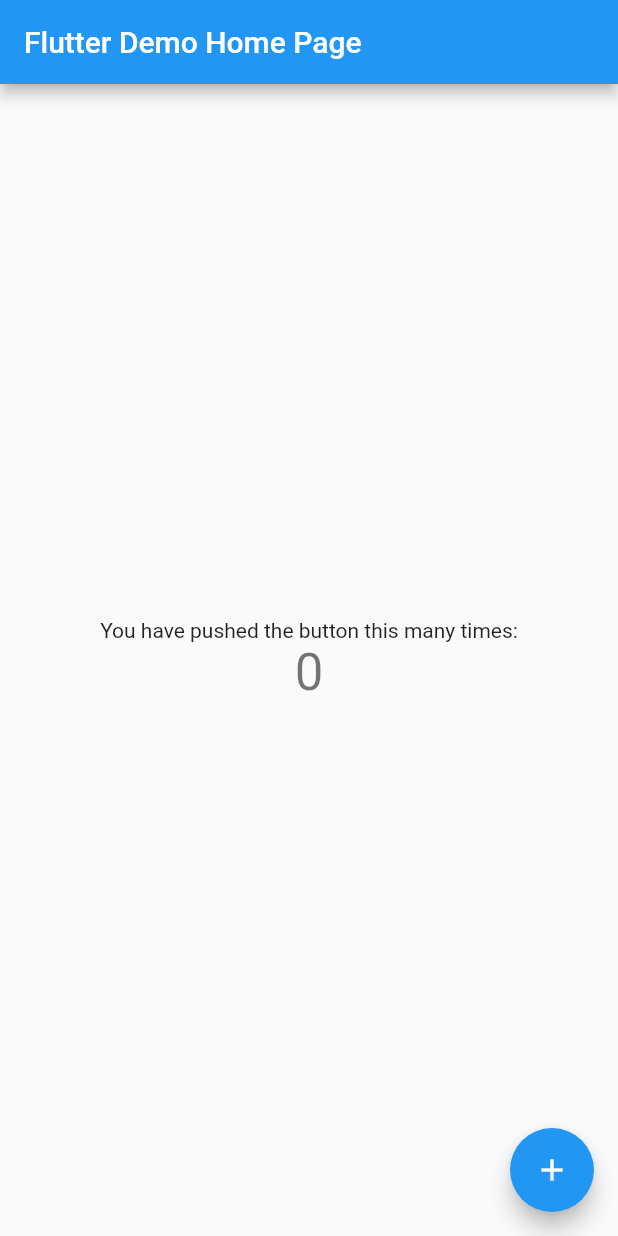
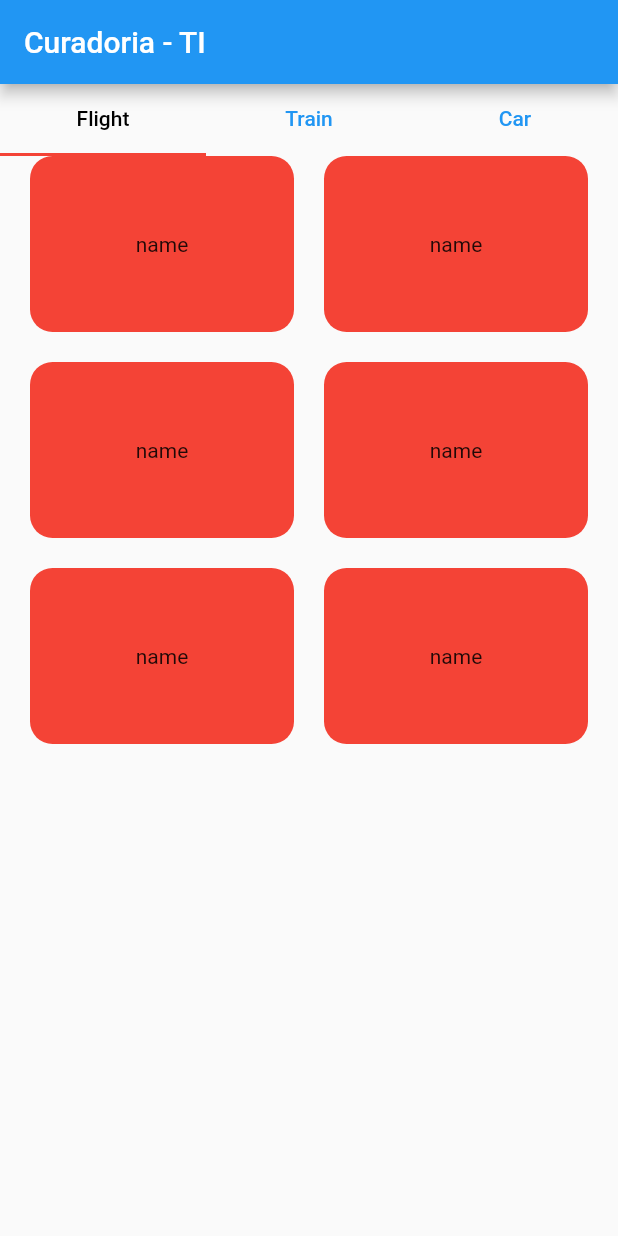
Before and after one commit to dimasmikael/sua_musica_desafio_games, a Flutter app: the screen it shows after launch, on a phone screen of 412 x 824 dp. Run offline on Flutter 3.47's test engine with Material 2 defaults, Android fonts, the phone set to English and light mode, and no system bars.

Commit message:
ciração das views

```diff
--- /dev/null
+++ b/lib/components/size-config/size-config.dart
@@ -0,0 +1,31 @@
+import 'package:flutter/material.dart';
+
+class SizeConfig {
+  static MediaQueryData? _mediaQueryData;
+  static double? screenWidth;
+  static double? screenHeight;
+  static double? blockSizeHorizontal;
+  static double? blockSizeVertical;
+
+  static double? _safeAreaHorizontal;
+  static double? _safeAreaVertical;
+  static double? safeBlockHorizontal;
+  static double? safeBlockVertical;
+
+  void init(BuildContext context) {
+    _mediaQueryData = MediaQuery.of(context);
+    screenWidth = _mediaQueryData!.size.width;
+    screenHeight = _mediaQueryData!.size.height;
+    blockSizeHorizontal = screenWidth! / 100;
+    blockSizeVertical = screenHeight! / 100;
+
+    _safeAreaHorizontal = _mediaQueryData!.padding.left +
+        _mediaQueryData!.padding.right;
+    _safeAreaVertical = _mediaQueryData!.padding.top +
+        _mediaQueryData!.padding.bottom;
+    safeBlockHorizontal = (screenWidth! -
+        _safeAreaHorizontal!) / 100;
+    safeBlockVertical = (screenHeight! -
+        _safeAreaVertical!) / 100;
+  }
+}
--- a/lib/main.dart
+++ b/lib/main.dart
@@ -1,4 +1,6 @@
 import 'package:flutter/material.dart';
+import 'package:sua_musica_desafio_games/views/home/home-view.dart';
+
 
 void main() {
   runApp(const MyApp());
@@ -7,109 +9,15 @@ void main() {
 class MyApp extends StatelessWidget {
   const MyApp({Key? key}) : super(key: key);
 
-  // This widget is the root of your application.
   @override
   Widget build(BuildContext context) {
     return MaterialApp(
       title: 'Flutter Demo',
       theme: ThemeData(
-        // This is the theme of your application.
-        //
-        // Try running your application with "flutter run". You'll see the
-        // application has a blue toolbar. Then, without quitting the app, try
-        // changing the primarySwatch below to Colors.green and then invoke
-        // "hot reload" (press "r" in the console where you ran "flutter run",
-        // or simply save your changes to "hot reload" in a Flutter IDE).
-        // Notice that the counter didn't reset back to zero; the application
-        // is not restarted.
+
         primarySwatch: Colors.blue,
       ),
-      home: const MyHomePage(title: 'Flutter Demo Home Page'),
+      home: const HomeView (),
     );
   }
 }
-
-class MyHomePage extends StatefulWidget {
-  const MyHomePage({Key? key, required this.title}) : super(key: key);
-
-  // This widget is the home page of your application. It is stateful, meaning
-  // that it has a State object (defined below) that contains fields that affect
-  // how it looks.
-
-  // This class is the configuration for the state. It holds the values (in this
-  // case the title) provided by the parent (in this case the App widget) and
-  // used by the build method of the State. Fields in a Widget subclass are
-  // always marked "final".
-
-  final String title;
-
-  @override
-  State<MyHomePage> createState() => _MyHomePageState();
-}
-
-class _MyHomePageState extends State<MyHomePage> {
-  int _counter = 0;
-
-  void _incrementCounter() {
-    setState(() {
-      // This call to setState tells the Flutter framework that something has
-      // changed in this State, which causes it to rerun the build method below
-      // so that the display can reflect the updated values. If we changed
-      // _counter without calling setState(), then the build method would not be
-      // called again, and so nothing would appear to happen.
-      _counter++;
-    });
-  }
-
-  @override
-  Widget build(BuildContext context) {
-    // This method is rerun every time setState is called, for instance as done
-    // by the _incrementCounter method above.
-    //
-    // The Flutter framework has been optimized to make rerunning build methods
-    // fast, so that you can just rebuild anything that needs updating rather
-    // than having to individually change instances of widgets.
-    return Scaffold(
-      appBar: AppBar(
-        // Here we take the value from the MyHomePage object that was created by
-        // the App.build method, and use it to set our appbar title.
-        title: Text(widget.title),
-      ),
-      body: Center(
-        // Center is a layout widget. It takes a single child and positions it
-        // in the middle of the parent.
-        child: Column(
-          // Column is also a layout widget. It takes a list of children and
-          // arranges them vertically. By default, it sizes itself to fit its
-          // children horizontally, and tries to be as tall as its parent.
-          //
-          // Invoke "debug painting" (press "p" in the console, choose the
-          // "Toggle Debug Paint" action from the Flutter Inspector in Android
-          // Studio, or the "Toggle Debug Paint" command in Visual Studio Code)
-          // to see the wireframe for each widget.
-          //
-          // Column has various properties to control how it sizes itself and
-          // how it positions its children. Here we use mainAxisAlignment to
-          // center the children vertically; the main axis here is the vertical
-          // axis because Columns are vertical (the cross axis would be
-          // horizontal).
-          mainAxisAlignment: MainAxisAlignment.center,
-          children: <Widget>[
-            const Text(
-              'You have pushed the button this many times:',
-            ),
-            Text(
-              '$_counter',
-              style: Theme.of(context).textTheme.headline4,
-            ),
-          ],
-        ),
-      ),
-      floatingActionButton: FloatingActionButton(
-        onPressed: _incrementCounter,
-        tooltip: 'Increment',
-        child: const Icon(Icons.add),
-      ), // This trailing comma makes auto-formatting nicer for build methods.
-    );
-  }
-}
--- /dev/null
+++ b/lib/views/details/details-view.dart
@@ -0,0 +1,15 @@
+import 'package:flutter/material.dart';
+
+class DetailsView extends StatefulWidget {
+  const DetailsView({Key? key}) : super(key: key);
+
+  @override
+  State<DetailsView> createState() => _DetailsViewState();
+}
+
+class _DetailsViewState extends State<DetailsView> {
+  @override
+  Widget build(BuildContext context) {
+    return Container(color: Colors.amberAccent,);
+  }
+}
--- /dev/null
+++ b/lib/views/home/home-view.dart
@@ -0,0 +1,49 @@
+import 'package:flutter/material.dart';
+import 'package:sua_musica_desafio_games/components/size-config/size-config.dart';
+import 'package:sua_musica_desafio_games/views/home/widgets/tabbar/tabbar-home-widget.dart';
+
+
+class HomeView extends StatefulWidget {
+  const HomeView({Key? key}) : super(key: key);
+
+  @override
+  State<HomeView> createState() => _HomeViewState();
+}
+
+class _HomeViewState extends State<HomeView> with TickerProviderStateMixin {
+
+  final _scaffoldKey = GlobalKey<ScaffoldState>();
+  @override
+  Widget build(BuildContext context) {
+    SizeConfig().init(context);
+    return
+      SafeArea(
+        child: DefaultTabController(
+          initialIndex:  0,
+          length: 3,  child: Scaffold(
+          appBar: AppBar(
+            title: const Text("Curadoria - TI"),
+            // bottom: const TabBar(
+            //   indicatorColor: Colors.black,
+            //   tabs: <Widget>[
+            //     Tab(icon : Icon(Icons.android,color: Colors.amber,)),
+            //     Tab(icon : Icon(Icons.cloud_download,color: Colors.amber,)), Tab(icon : Icon(Icons.safety_check,color: Colors.amber,))
+            //   ],
+            //   // onTap: (index) {
+            //   //   setState(() {
+            //   //     widget.indexAba = index;
+            //   //   });
+            //   // },
+            // ),
+          ),
+      body: SingleChildScrollView(
+        child: Column(
+          crossAxisAlignment: CrossAxisAlignment.start,
+          children: const [
+            TabBarHomeWidget()
+          ],
+        ),
+      ),
+    ),),  );
+  }
+}
--- /dev/null
+++ b/lib/views/home/widgets/tabbar/tabBar-widgets/gridview-home-widget.dart
@@ -0,0 +1,45 @@
+import 'package:flutter/material.dart';
+import 'package:sua_musica_desafio_games/views/details/details-view.dart';
+
+class GridViewTabBarWidget extends StatelessWidget {
+  const GridViewTabBarWidget({Key? key}) : super(key: key);
+
+  @override
+  Widget build(BuildContext context) {
+    return Padding(
+      padding: const EdgeInsets.symmetric(horizontal: 20.0),
+      child:
+      GestureDetector(
+      onTap: () {
+    Navigator.push(
+    context,
+    PageRouteBuilder(
+    pageBuilder: (context, a, b) =>
+    const DetailsView(),
+    ),
+    );
+    },
+    child:
+
+      GridView.builder(
+        gridDelegate: const SliverGridDelegateWithMaxCrossAxisExtent(
+          maxCrossAxisExtent: 200,
+          childAspectRatio: 3 / 2,
+          crossAxisSpacing: 20,
+          mainAxisSpacing: 20,
+        ),
+        itemCount: 10,
+        itemBuilder: (BuildContext ctx, index) {
+          return Container(
+            alignment: Alignment.center,
+            decoration: BoxDecoration(
+              color: Colors.red,
+              borderRadius: BorderRadius.circular(15),
+            ),
+            child: const Text("name"),
+          );
+        },
+      ), ),
+    );
+  }
+}
--- /dev/null
+++ b/lib/views/home/widgets/tabbar/tabbar-home-widget.dart
@@ -0,0 +1,71 @@
+import 'package:flutter/material.dart';
+import 'package:sua_musica_desafio_games/components/size-config/size-config.dart';
+import 'package:sua_musica_desafio_games/views/home/widgets/tabbar/tabBar-widgets/gridview-home-widget.dart';
+
+
+
+
+class TabBarHomeWidget extends StatefulWidget {
+  const TabBarHomeWidget({Key? key}) : super(key: key);
+
+  @override
+  State<TabBarHomeWidget> createState() => _TabBarHomeWidgetState();
+}
+
+class _TabBarHomeWidgetState extends State<TabBarHomeWidget> {
+
+  //final _scaffoldKey = GlobalKey<ScaffoldState>();
+
+
+  // static const List<Wi> _tabs = [
+  // Tab(child: Text('Flight')),
+  // Tab(child: Text('Train')),
+  // Tab(child: Text('Car')),,
+  // ];
+
+  Widget tabBarWidget() {
+    return Column(
+      crossAxisAlignment: CrossAxisAlignment.stretch,
+      children: <Widget>[
+
+        DefaultTabController(
+          length: 3, // length of tabs
+          initialIndex: 0,
+
+          child: Column(
+            crossAxisAlignment: CrossAxisAlignment.stretch,
+            children: <Widget>[
+              const TabBar(
+                labelColor: Colors.black,
+                unselectedLabelColor: Colors.blue,
+                indicatorColor: Colors.red,
+                tabs: [
+                  Tab(child: Text('Flight')),
+                  Tab(child: Text('Train')),
+                  Tab(child: Text('Car')),
+
+                ],
+              ),
+              SizedBox(
+                height: SizeConfig.safeBlockHorizontal! * 100,
+                child: const TabBarView(
+                  children: <Widget>[
+                    GridViewTabBarWidget(),GridViewTabBarWidget(),GridViewTabBarWidget(),
+                    // ListagemPetsWidget((cachorros ?? []), context),
+                    // ListagemPetsWidget((gatos ?? []), context),
+                  ],
+                ),
+              )
+            ],
+          ),
+        ),
+      ],
+    );
+  }
+
+  @override
+  Widget build(BuildContext context) {
+    SizeConfig().init(context);
+    return tabBarWidget();
+  }
+}
```
